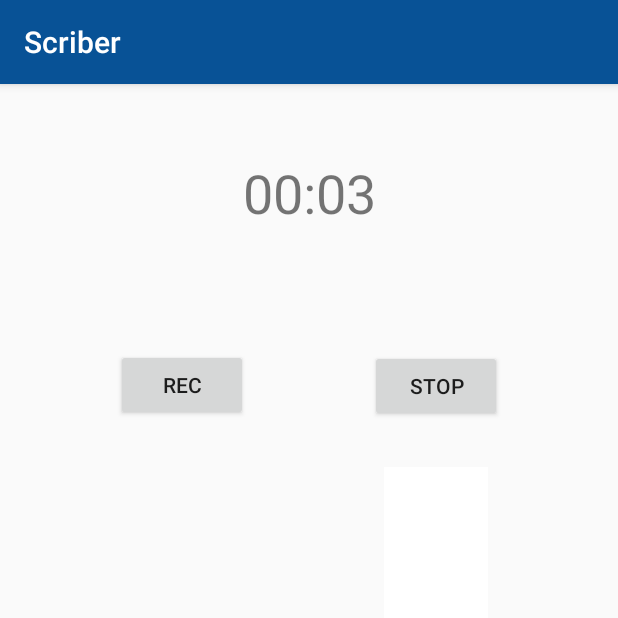
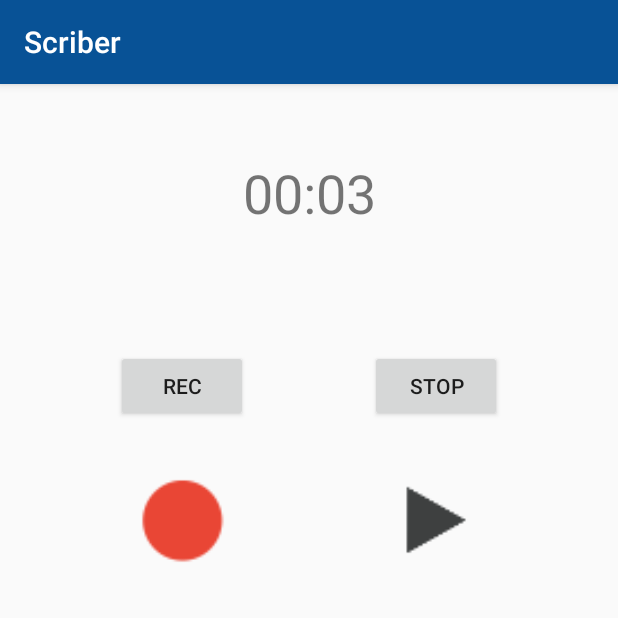
Before and after one commit to TimBent/ScriberV2, an Android app: the screen it shows after launch (MainActivity), after a tap on "PLAY", on a phone screen of 412 x 824 dp, the top half of it. Run offline under Robolectric (Android 15) with nearby library versions, the phone set to English and light mode, and no system bars; 2 other taps on this screen came first.

Commit message:
Play and Record button icons.

```diff
--- a/app/src/main/java/com/example/jnrmint/scriber/MainActivity.java
+++ b/app/src/main/java/com/example/jnrmint/scriber/MainActivity.java
@@ -34,6 +34,7 @@ public class MainActivity extends AppCompatActivity {
     private static String mFileName = null;
 
     private Button mRecordButton = null;
+    private ImageButton mRecIcon = null;
     private MediaRecorder mRecorder = null;
 
     private Button   mPlayButton = null;
@@ -78,17 +79,51 @@ public class MainActivity extends AppCompatActivity {
                     }
                 });
 
+        mRecIcon = findViewById(R.id.imageButton3);
+        mRecIcon.setBackgroundResource(R.drawable.ic_strt_rec);
+        mRecIcon.setOnClickListener(new View.OnClickListener() {
+            @Override
+            public void onClick(View view) {
+                onRecord(mStartRecording);
+                if (mStartRecording) {
+                    mRecIcon.setBackgroundResource(R.drawable.ic_stp_rec);
+                    time.startTimer();
+                } else {
+                    mRecIcon.setBackgroundResource(R.drawable.ic_strt_rec);
+                    time.stopTimer();
+                }
+                mStartRecording = !mStartRecording;
+            }
+        });
+
         mPlayButton = findViewById(R.id.btnPlay);
         mPlayButton.setText("PLAY");
         mPlayButton.setOnClickListener(new View.OnClickListener() {
             @Override
             public void onClick(View view) {
                 onPlay(mStartPlaying);
-                if (mStartPlaying && mFirstPlay) {
+                if (mStartPlaying) {
                     mPlayButton.setText("Stop");
                     time.startTimer();
                 } else {
                     mPlayButton.setText("PLAY");
+                    time.stopTimer();
+                }
+                mStartPlaying = !mStartPlaying;
+            }
+        });
+
+        mPlayIcon = findViewById(R.id.imageButton);
+        mPlayIcon.setBackgroundResource(R.drawable.ic_ply_mb);
+        mPlayIcon.setOnClickListener(new View.OnClickListener() {
+            @Override
+            public void onClick(View view) {
+                onPlay(mStartPlaying);
+                if (mStartPlaying) {
+                    mPlayIcon.setBackgroundResource(R.drawable.ic_pse_mb);
+                    time.startTimer();
+                } else {
+                    mPlayIcon.setBackgroundResource(R.drawable.ic_ply_mb);
                     time.stopTimer();
                 }
                 mStartPlaying = !mStartPlaying;
--- a/app/src/main/res/layout/activity_main.xml
+++ b/app/src/main/res/layout/activity_main.xml
@@ -23,36 +23,44 @@
         android:layout_width="wrap_content"
         android:layout_height="wrap_content"
         android:layout_marginEnd="4dp"
-        android:layout_marginTop="80dp"
+        android:layout_marginTop="177dp"
         android:text="REC"
         app:layout_constraintEnd_toStartOf="@+id/btnPlay"
         app:layout_constraintStart_toStartOf="parent"
-        app:layout_constraintTop_toBottomOf="@+id/timer" />
+        app:layout_constraintTop_toTopOf="parent" />
 
     <Button
         android:id="@+id/btnPlay"
         android:layout_width="wrap_content"
         android:layout_height="wrap_content"
         android:layout_marginBottom="30dp"
-        android:layout_marginTop="177dp"
         android:text="Play"
         app:layout_constraintBottom_toTopOf="@+id/imageButton"
         app:layout_constraintEnd_toEndOf="parent"
-        app:layout_constraintStart_toEndOf="@+id/btnRec"
-        app:layout_constraintTop_toTopOf="parent" />
+        app:layout_constraintStart_toEndOf="@+id/btnRec" />
 
     <ImageButton
         android:id="@+id/imageButton"
-        android:layout_width="0dp"
-        android:layout_height="0dp"
-        android:layout_marginBottom="191dp"
-        android:layout_marginEnd="9dp"
-        android:layout_marginStart="9dp"
+        android:layout_width="72dp"
+        android:layout_height="72dp"
+        android:layout_marginEnd="77dp"
         android:background="@android:color/background_light"
-        app:layout_constraintBottom_toBottomOf="parent"
-        app:layout_constraintEnd_toEndOf="@+id/btnPlay"
-        app:layout_constraintStart_toStartOf="@+id/btnPlay"
-        app:layout_constraintTop_toBottomOf="@+id/btnPlay" />
+        app:layout_constraintBottom_toBottomOf="@+id/imageButton3"
+        app:layout_constraintEnd_toEndOf="parent"
+        app:layout_constraintStart_toEndOf="@+id/imageButton3"
+        app:layout_constraintTop_toTopOf="@+id/imageButton3" />
+
+    <ImageButton
+        android:id="@+id/imageButton3"
+        android:layout_width="72dp"
+        android:layout_height="72dp"
+        android:layout_marginEnd="89dp"
+        android:layout_marginStart="78dp"
+        android:layout_marginTop="30dp"
+        android:background="@android:color/background_light"
+        app:layout_constraintEnd_toStartOf="@+id/imageButton"
+        app:layout_constraintStart_toStartOf="parent"
+        app:layout_constraintTop_toBottomOf="@+id/btnRec" />
 
 
 </android.support.constraint.ConstraintLayout>
```
Also changed, not shown: app/src/main/res/drawable-hdpi/ic_stp_rec.png (added), app/src/main/res/drawable-hdpi/ic_strt_rec.png (added), app/src/main/res/drawable-mdpi/ic_stp_rec.png (added), app/src/main/res/drawable-mdpi/ic_strt_rec.png (added), app/src/main/res/drawable-xhdpi/ic_stp_rec.png (added), app/src/main/res/drawable-xhdpi/ic_strt_rec.png (added), app/src/main/res/drawable-xxhdpi/ic_stp_rec.png (added), app/src/main/res/drawable-xxhdpi/ic_strt_rec.png (added).
